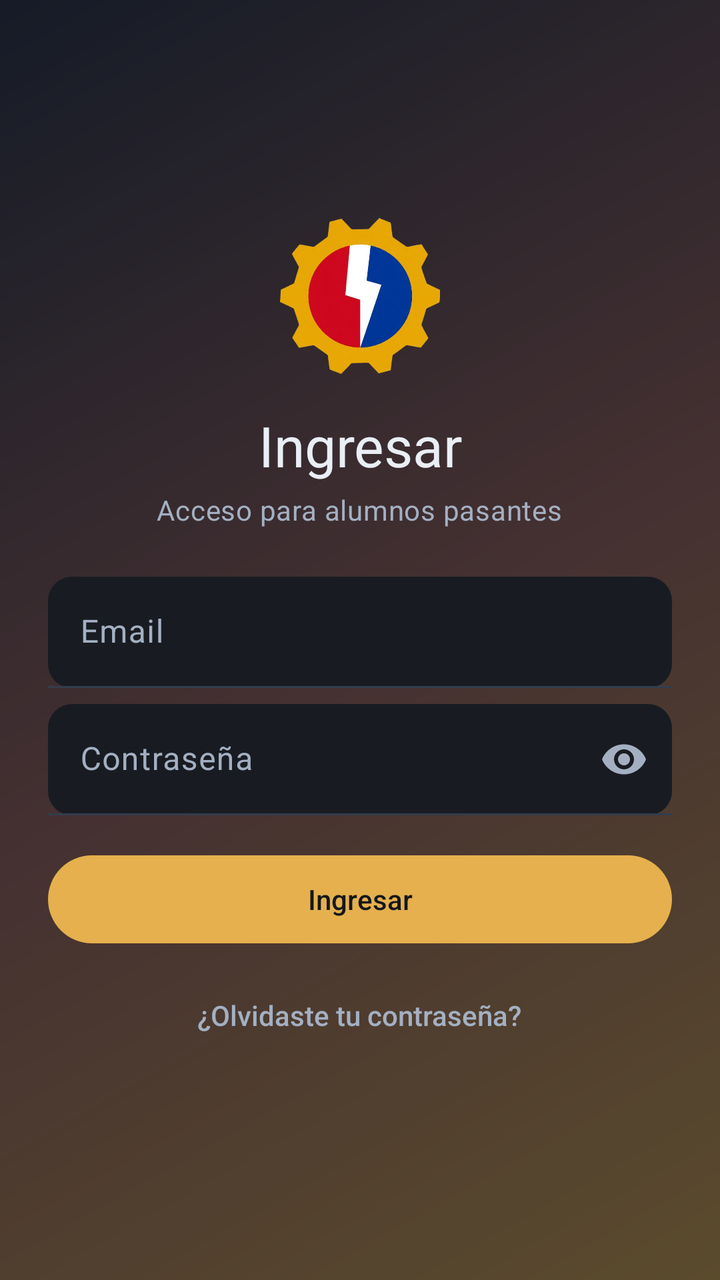
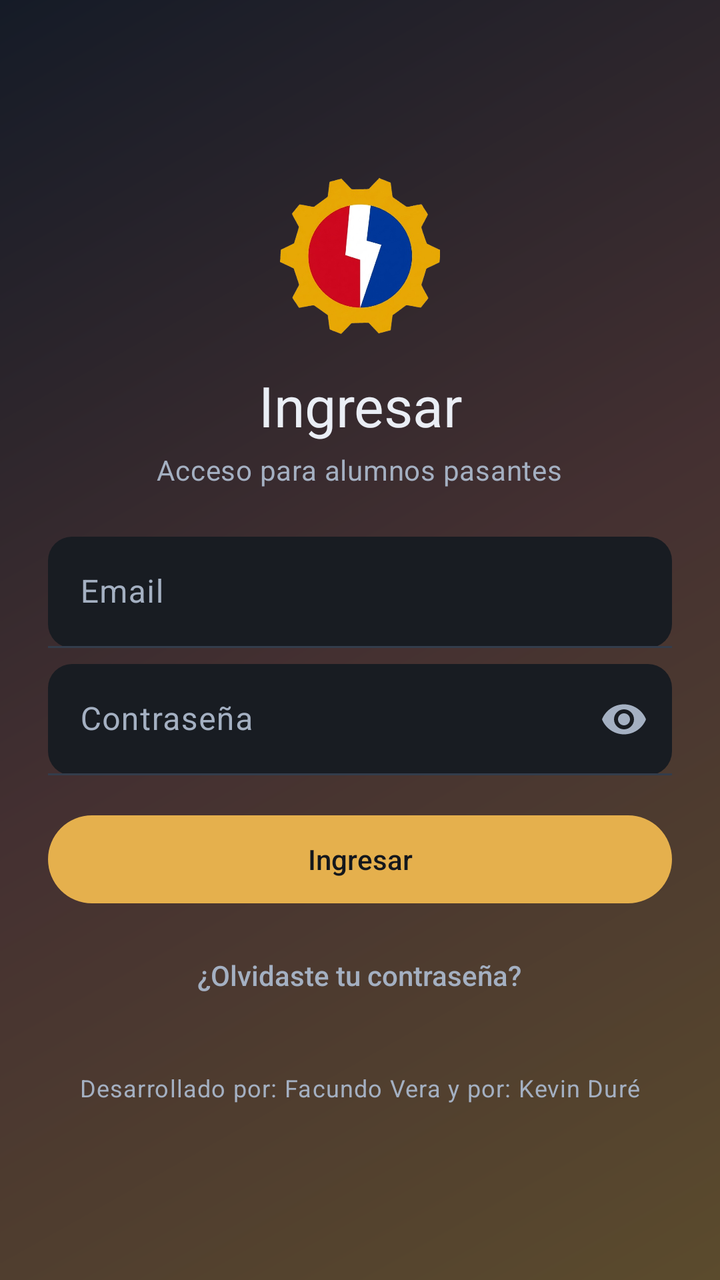

The first picture is an Android layout as it rendered before a commit; the second is the same layout after the commit. The layout source and the unified diff follow.
<!-- AndroidManifest.xml: activity theme Theme.GestorPasantes.Login -->
<!-- res/layout/activity_login.xml -->
<?xml version="1.0" encoding="utf-8"?>
<ScrollView xmlns:android="http://schemas.android.com/apk/res/android"
    xmlns:app="http://schemas.android.com/apk/res-auto"
    xmlns:tools="http://schemas.android.com/tools"
    android:layout_width="match_parent"
    android:layout_height="match_parent"
    android:background="@drawable/bg_gradient_login"
    android:fillViewport="true">

    <LinearLayout
        android:layout_width="match_parent"
        android:layout_height="match_parent"
        android:orientation="vertical"
        android:gravity="center_horizontal|center_vertical"
        android:padding="@dimen/espacio_lg">

        
        <ImageView
            android:layout_width="80dp"
            android:layout_height="80dp"
            android:contentDescription="@string/nombre_colegio"
            android:src="@drawable/logo_ctn" />

        <TextView
            android:layout_width="wrap_content"
            android:layout_height="wrap_content"
            android:layout_marginTop="@dimen/espacio_md"
            android:gravity="center"
            android:text="@string/titulo_ingresar"
            android:textAppearance="?attr/textAppearanceHeadlineMedium"
            android:textColor="@color/login_texto" />

        <TextView
            android:layout_width="wrap_content"
            android:layout_height="wrap_content"
            android:layout_marginTop="@dimen/espacio_xs"
            android:layout_marginBottom="@dimen/espacio_lg"
            android:gravity="center"
            android:text="@string/subtitulo_ingresar"
            android:textAppearance="?attr/textAppearanceBodyMedium"
            android:textColor="@color/login_texto_secundario" />

        <com.google.android.material.textfield.TextInputLayout
            android:id="@+id/campoEmail"
            style="@style/Widget.GestorPasantes.TextInputLayout"
            app:boxBackgroundColor="@color/login_campo"
            android:layout_width="match_parent"
            android:layout_height="wrap_content"
            android:hint="@string/hint_email">

            <com.google.android.material.textfield.TextInputEditText
                android:id="@+id/inputEmail"
                android:layout_width="match_parent"
                android:layout_height="wrap_content"
                android:inputType="textEmailAddress" />
        </com.google.android.material.textfield.TextInputLayout>

        <com.google.android.material.textfield.TextInputLayout
            android:id="@+id/campoPassword"
            style="@style/Widget.GestorPasantes.TextInputLayout"
            app:boxBackgroundColor="@color/login_campo"
            android:layout_width="match_parent"
            android:layout_height="wrap_content"
            android:layout_marginTop="@dimen/espacio_sm"
            app:passwordToggleEnabled="true"
            app:passwordToggleTint="@color/login_texto_secundario"
            android:hint="@string/hint_password">

            <com.google.android.material.textfield.TextInputEditText
                android:id="@+id/inputPassword"
                android:layout_width="match_parent"
                android:layout_height="wrap_content"
                android:inputType="textPassword" />
        </com.google.android.material.textfield.TextInputLayout>

        <com.google.android.material.button.MaterialButton
            android:id="@+id/botonIngresar"
            android:layout_width="match_parent"
            android:layout_height="wrap_content"
            android:layout_marginTop="@dimen/espacio_md"
            android:text="@string/boton_ingresar" />

        <com.google.android.material.progressindicator.CircularProgressIndicator
            android:id="@+id/progresoLogin"
            android:layout_width="wrap_content"
            android:layout_height="wrap_content"
            android:layout_gravity="center_horizontal"
            android:layout_marginTop="@dimen/espacio_md"
            android:indeterminate="true"
            android:visibility="gone" />

        
        <com.google.android.material.button.MaterialButton
            android:id="@+id/botonOlvideContrasena"
            style="@style/Widget.Material3.Button.TextButton"
            android:layout_width="wrap_content"
            android:layout_height="wrap_content"
            android:layout_gravity="center_horizontal"
            android:layout_marginTop="@dimen/espacio_sm"
            android:textColor="@color/login_texto_secundario"
            android:text="@string/boton_olvide_contrasena" />

    </LinearLayout>
</ScrollView>
<!-- resources referenced by this layout -->
<resources>
  <color name="login_campo">#181C22</color>
  <color name="login_texto">#EAEEF5</color>
  <dimen name="espacio_lg">24dp</dimen>
  <dimen name="espacio_md">16dp</dimen>
  <dimen name="espacio_sm">8dp</dimen>
  <dimen name="espacio_xs">4dp</dimen>
  <string name="boton_ingresar">Ingresar</string>
  <string name="hint_email">Email</string>
  <string name="hint_password">Contraseña</string>
  <string name="titulo_ingresar">Ingresar</string>
  <color name="campo">#F9F8F5</color>
  <style name="Theme.GestorPasantes" parent="Theme.Material3.DayNight.NoActionBar">
          <item name="colorPrimary">@color/primario</item>
          <item name="colorOnPrimary">@color/blanco</item>
          <item name="colorPrimaryContainer">@color/primario_contenedor</item>
          <item name="colorOnPrimaryContainer">@color/on_primario_contenedor</item>
          <item name="colorSecondary">@color/acento</item>
          <item name="colorOnSecondary">@color/on_acento</item>
          <item name="colorError">@color/error</item>
          <item name="colorOnError">@color/on_error</item>
          <item name="colorSurface">@color/superficie</item>
          <item name="colorOnSurface">@color/texto_principal</item>
          <item name="colorSurfaceVariant">@color/superficie_variante</item>
          <item name="colorOnSurfaceVariant">@color/texto_secundario</item>
          <item name="colorOutline">@color/contorno</item>
          <item name="android:colorBackground">@color/fondo</item>
          <item name="android:windowBackground">@color/fondo</item>
          <item name="android:statusBarColor">@color/primario_oscuro</item>
  
          
          <item name="android:windowDisablePreview">true</item>
  
          <item name="shapeAppearanceCornerExtraSmall">@style/ShapeAppearance.GestorPasantes.Small</item>
          <item name="shapeAppearanceCornerSmall">@style/ShapeAppearance.GestorPasantes.Small</item>
          <item name="shapeAppearanceCornerMedium">@style/ShapeAppearance.GestorPasantes.Medium</item>
          <item name="shapeAppearanceCornerLarge">@style/ShapeAppearance.GestorPasantes.Medium</item>
  
          <item name="materialButtonStyle">@style/Widget.GestorPasantes.Button</item>
          <item name="toolbarStyle">@style/Widget.GestorPasantes.Toolbar</item>
          <item name="textInputStyle">@style/Widget.GestorPasantes.TextInputLayout</item>
      </style>
  <color name="login_acento">#E5B04D</color>
  <color name="login_bg">#14171C</color>
  <color name="login_superficie">#1D222A</color>
  <color name="login_contorno">#333D4C</color>
  <color name="login_error">#F08A7D</color>
  <color name="primario">#16233D</color>
  <color name="blanco">#FFFFFF</color>
  <color name="acento">#D99A1F</color>
  <color name="on_acento">#2A1B03</color>
  <color name="error">#C1272D</color>
  <color name="on_error">#FFFFFF</color>
  <color name="superficie">#FFFFFF</color>
  <color name="texto_principal">#16233D</color>
  <color name="texto_secundario">#55637A</color>
  <color name="contorno">#DCD6C8</color>
  <color name="fondo">#F4F2EC</color>
  <color name="primario_oscuro">#0E1626</color>
  <!-- unchanged entries left out for length: 18 -->
</resources>

<!-- the commit's change to res/layout/activity_login.xml (unified diff, before → after) -->
@@ -100,5 +100,16 @@
             android:textColor="@color/login_texto_secundario"
             android:text="@string/boton_olvide_contrasena" />
 
+        <include layout="@layout/credito_autoria" />
+
     </LinearLayout>
 </ScrollView>
+<!-- res/layout/credito_autoria.xml (included above) -->
+<?xml version="1.0" encoding="utf-8"?>
+<TextView xmlns:android="http://schemas.android.com/apk/res/android"
+    android:layout_width="wrap_content"
+    android:layout_height="wrap_content"
+    android:layout_marginTop="@dimen/espacio_lg"
+    android:text="@string/credito_autoria"
+    android:textAppearance="?attr/textAppearanceBodySmall"
+    android:textColor="?attr/colorOnSurfaceVariant" />
<!-- resource entries referenced after the edit -->
@@ -7,6 +7,7 @@
   <dimen name="espacio_sm">8dp</dimen>
   <dimen name="espacio_xs">4dp</dimen>
   <string name="boton_ingresar">Ingresar</string>
+  <string name="credito_autoria">Desarrollado por: Facundo Vera y por: Kevin Duré</string>
   <string name="hint_email">Email</string>
   <string name="hint_password">Contraseña</string>
   <string name="titulo_ingresar">Ingresar</string>
@@ -26,7 +27,7 @@
           <item name="colorOnSurfaceVariant">@color/texto_secundario</item>
           <item name="colorOutline">@color/contorno</item>
           <item name="android:colorBackground">@color/fondo</item>
-          <item name="android:windowBackground">@color/fondo</item>
+          <item name="android:windowBackground">@drawable/bg_app</item>
           <item name="android:statusBarColor">@color/primario_oscuro</item>
   
           
@@ -57,7 +58,30 @@
   <color name="texto_secundario">#55637A</color>
   <color name="contorno">#DCD6C8</color>
   <color name="fondo">#F4F2EC</color>
+  <!-- drawable bg_app (drawable) -->
+  <?xml version="1.0" encoding="utf-8"?>
+  <layer-list xmlns:android="http://schemas.android.com/apk/res/android">
+      <item android:drawable="@drawable/bg_gradiente_app" />
+      <item>
+          <bitmap
+              android:src="@drawable/grid_tile"
+              android:tileModeX="repeat"
+              android:tileModeY="repeat" />
+      </item>
+  </layer-list>
   <color name="primario_oscuro">#0E1626</color>
+  <!-- drawable bg_gradiente_app (drawable) -->
+  <?xml version="1.0" encoding="utf-8"?>
+  <shape xmlns:android="http://schemas.android.com/apk/res/android"
+      android:shape="rectangle">
+      <gradient
+          android:type="linear"
+          android:angle="315"
+          android:startColor="#ADB0B4"
+          android:centerColor="#E9C5C2"
+          android:endColor="#EBD4A6" />
+  </shape>
+  <!-- drawable grid_tile: png bitmap (drawable, 98 bytes) -->
   <!-- unchanged entries left out for length: 18 -->
 </resources>
 
